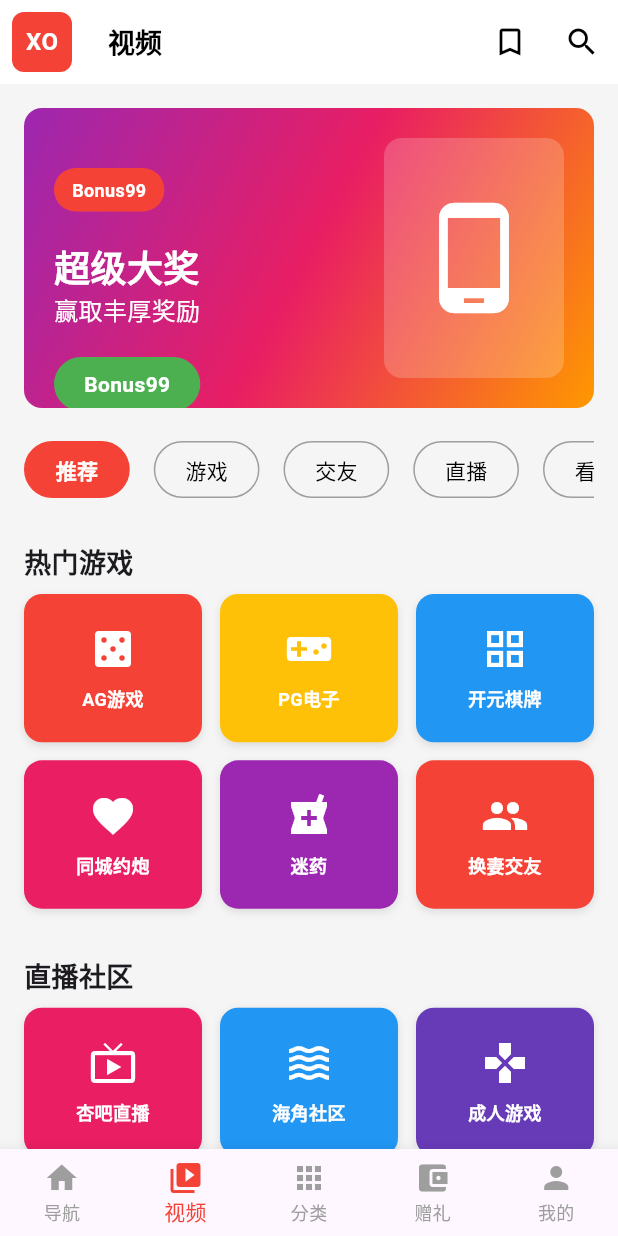
After one commit to qinlingms/hs_app, a Flutter app: the VideoPlatformPage screen opened directly, on a phone screen of 412 x 824 dp. The commit adds this screen. Run offline on Flutter 3.47's test engine with Material 3 defaults, Android fonts, the phone set to English and light mode, and no system bars; our stand-ins replace device_info_plus, dio, get_it, logger, shared_preferences; missing offline and left inert: encrypt; accounts and stored records are empty; network calls fail.

Commit message:
add页面

```diff
--- a/lib/pages/splash.dart
+++ b/lib/pages/splash.dart
@@ -4,6 +4,7 @@ import 'package:app_hs/http/mtls_http_client.dart';
 import 'package:app_hs/http/resp.dart';
 import 'package:app_hs/pages/example.dart';
 import 'package:app_hs/pages/home.dart';
+import 'package:app_hs/pages/video_platform_page.dart';
 import 'package:app_hs/service/device_identifier_service.dart';
 import 'package:app_hs/service_locator.dart';
 import 'package:app_hs/utils/aes_decryptor.dart';
@@ -164,7 +165,7 @@ class _SplashScreenState extends State<SplashScreen> {
     Navigator.pushReplacement(
       context,
       //MaterialPageRoute(builder: (context) => const HomePage()),
-      MaterialPageRoute(builder: (context) => const ExamplePage()),
+      MaterialPageRoute(builder: (context) => const VideoPlatformPage()),
     );
   }
 
--- /dev/null
+++ b/lib/pages/video_platform_page.dart
@@ -0,0 +1,520 @@
+import 'package:flutter/material.dart';
+import 'package:app_hs/log/logger.dart';
+
+class VideoPlatformPage extends StatefulWidget {
+  const VideoPlatformPage({super.key});
+
+  @override
+  State<VideoPlatformPage> createState() => _VideoPlatformPageState();
+}
+
+class _VideoPlatformPageState extends State<VideoPlatformPage> {
+  int _selectedIndex = 0;
+
+  final List<String> _tabTitles = ['推荐', '游戏', '交友', '直播', '看片'];
+
+  final List<Map<String, dynamic>> _gameItems = [
+    {'title': 'AG游戏', 'color': Colors.red, 'icon': Icons.casino},
+    {'title': 'PG电子', 'color': Colors.amber, 'icon': Icons.videogame_asset},
+    {'title': '开元棋牌', 'color': Colors.blue, 'icon': Icons.grid_view},
+    {'title': '同城约炮', 'color': Colors.pink, 'icon': Icons.favorite},
+    {'title': '迷药', 'color': Colors.purple, 'icon': Icons.local_pharmacy},
+    {'title': '换妻交友', 'color': Colors.red, 'icon': Icons.people},
+  ];
+
+  final List<Map<String, dynamic>> _liveItems = [
+    {'title': '杏吧直播', 'color': Colors.pink, 'icon': Icons.live_tv},
+    {'title': '海角社区', 'color': Colors.blue, 'icon': Icons.waves},
+    {'title': '成人游戏', 'color': Colors.deepPurple, 'icon': Icons.games},
+    {'title': '澳门新葡京', 'color': Colors.amber, 'icon': Icons.account_balance},
+    {'title': '妹团的约炮', 'color': Colors.pink, 'icon': Icons.group},
+    {'title': 'AI色色', 'color': Colors.purple, 'icon': Icons.smart_toy},
+  ];
+
+  @override
+  void initState() {
+    super.initState();
+    logger.d('VideoPlatformPage 初始化');
+  }
+
+  Widget _buildBannerSection() {
+    return Container(
+      height: 200,
+      margin: const EdgeInsets.all(16),
+      decoration: BoxDecoration(
+        borderRadius: BorderRadius.circular(12),
+        gradient: const LinearGradient(
+          colors: [Colors.purple, Colors.pink, Colors.orange],
+          begin: Alignment.topLeft,
+          end: Alignment.bottomRight,
+        ),
+      ),
+      child: Stack(
+        children: [
+          // 背景装饰
+          Positioned(
+            right: 20,
+            top: 20,
+            child: Container(
+              width: 120,
+              height: 160,
+              decoration: BoxDecoration(
+                color: Colors.white.withOpacity(0.2),
+                borderRadius: BorderRadius.circular(12),
+              ),
+              child: const Icon(
+                Icons.phone_android,
+                size: 80,
+                color: Colors.white,
+              ),
+            ),
+          ),
+          // 主要内容
+          Positioned(
+            left: 20,
+            top: 40,
+            child: Column(
+              crossAxisAlignment: CrossAxisAlignment.start,
+              children: [
+                Container(
+                  padding: const EdgeInsets.symmetric(horizontal: 12, vertical: 6),
+                  decoration: BoxDecoration(
+                    color: Colors.red,
+                    borderRadius: BorderRadius.circular(20),
+                  ),
+                  child: const Text(
+                    'Bonus99',
+                    style: TextStyle(
+                      color: Colors.white,
+                      fontWeight: FontWeight.bold,
+                      fontSize: 12,
+                    ),
+                  ),
+                ),
+                const SizedBox(height: 20),
+                const Text(
+                  '超级大奖',
+                  style: TextStyle(
+                    color: Colors.white,
+                    fontSize: 24,
+                    fontWeight: FontWeight.bold,
+                  ),
+                ),
+                const Text(
+                  '赢取丰厚奖励',
+                  style: TextStyle(
+                    color: Colors.white,
+                    fontSize: 16,
+                  ),
+                ),
+                const SizedBox(height: 20),
+                Container(
+                  padding: const EdgeInsets.symmetric(horizontal: 20, vertical: 8),
+                  decoration: BoxDecoration(
+                    color: Colors.green,
+                    borderRadius: BorderRadius.circular(25),
+                  ),
+                  child: const Text(
+                    'Bonus99',
+                    style: TextStyle(
+                      color: Colors.white,
+                      fontWeight: FontWeight.bold,
+                    ),
+                  ),
+                ),
+              ],
+            ),
+          ),
+        ],
+      ),
+    );
+  }
+
+  Widget _buildGridSection(String title, List<Map<String, dynamic>> items) {
+    return Column(
+      children: [
+        Padding(
+          padding: const EdgeInsets.symmetric(horizontal: 16, vertical: 8),
+          child: Row(
+            children: [
+              Text(
+                title,
+                style: const TextStyle(
+                  fontSize: 18,
+                  fontWeight: FontWeight.bold,
+                ),
+              ),
+            ],
+          ),
+        ),
+        Padding(
+          padding: const EdgeInsets.symmetric(horizontal: 16),
+          child: GridView.builder(
+            shrinkWrap: true,
+            physics: const NeverScrollableScrollPhysics(),
+            gridDelegate: const SliverGridDelegateWithFixedCrossAxisCount(
+              crossAxisCount: 3,
+              childAspectRatio: 1.2,
+              crossAxisSpacing: 12,
+              mainAxisSpacing: 12,
+            ),
+            itemCount: items.length,
+            itemBuilder: (context, index) {
+              final item = items[index];
+              return GestureDetector(
+                onTap: () {
+                  ScaffoldMessenger.of(context).showSnackBar(
+                    SnackBar(
+                      content: Text('点击了 ${item['title']}'),
+                      duration: const Duration(seconds: 1),
+                    ),
+                  );
+                },
+                child: Container(
+                  decoration: BoxDecoration(
+                    color: item['color'],
+                    borderRadius: BorderRadius.circular(12),
+                    boxShadow: [
+                      BoxShadow(
+                        color: Colors.black.withOpacity(0.1),
+                        blurRadius: 4,
+                        offset: const Offset(0, 2),
+                      ),
+                    ],
+                  ),
+                  child: Column(
+                    mainAxisAlignment: MainAxisAlignment.center,
+                    children: [
+                      Icon(
+                        item['icon'],
+                        size: 32,
+                        color: Colors.white,
+                      ),
+                      const SizedBox(height: 8),
+                      Text(
+                        item['title'],
+                        style: const TextStyle(
+                          color: Colors.white,
+                          fontSize: 12,
+                          fontWeight: FontWeight.bold,
+                        ),
+                        textAlign: TextAlign.center,
+                      ),
+                    ],
+                  ),
+                ),
+              );
+            },
+          ),
+        ),
+      ],
+    );
+  }
+
+  Widget _buildPromotionBanners() {
+    return Column(
+      children: [
+        // 第一行横幅
+        Container(
+          height: 100,
+          margin: const EdgeInsets.symmetric(horizontal: 16, vertical: 8),
+          decoration: BoxDecoration(
+            borderRadius: BorderRadius.circular(12),
+            gradient: const LinearGradient(
+              colors: [Colors.purple, Colors.blue],
+              begin: Alignment.centerLeft,
+              end: Alignment.centerRight,
+            ),
+          ),
+          child: const Center(
+            child: Text(
+              'PG娱乐广告PG娱乐广告',
+              style: TextStyle(
+                color: Colors.white,
+                fontSize: 16,
+                fontWeight: FontWeight.bold,
+              ),
+            ),
+          ),
+        ),
+        // 第二行两个并排的横幅
+        Row(
+          children: [
+            Expanded(
+              child: Container(
+                height: 120,
+                margin: const EdgeInsets.only(left: 16, right: 8, top: 8, bottom: 8),
+                decoration: BoxDecoration(
+                  borderRadius: BorderRadius.circular(12),
+                  gradient: const LinearGradient(
+                    colors: [Colors.green, Colors.teal],
+                    begin: Alignment.topLeft,
+                    end: Alignment.bottomRight,
+                  ),
+                ),
+                child: Stack(
+                  children: [
+                    const Positioned(
+                      left: 16,
+                      top: 16,
+                      child: Text(
+                        '30',
+                        style: TextStyle(
+                          color: Colors.white,
+                          fontSize: 32,
+                          fontWeight: FontWeight.bold,
+                        ),
+                      ),
+                    ),
+                    const Positioned(
+                      left: 16,
+                      bottom: 16,
+                      child: Text(
+                        '特别优惠',
+                        style: TextStyle(
+                          color: Colors.white,
+                          fontSize: 12,
+                        ),
+                      ),
+                    ),
+                    Positioned(
+                      right: 8,
+                      top: 8,
+                      child: Container(
+                        padding: const EdgeInsets.all(4),
+                        decoration: const BoxDecoration(
+                          color: Colors.black54,
+                          shape: BoxShape.circle,
+                        ),
+                        child: const Text(
+                          'SC',
+                          style: TextStyle(
+                            color: Colors.white,
+                            fontSize: 10,
+                            fontWeight: FontWeight.bold,
+                          ),
+                        ),
+                      ),
+                    ),
+                  ],
+                ),
+              ),
+            ),
+            Expanded(
+              child: Container(
+                height: 120,
+                margin: const EdgeInsets.only(left: 8, right: 16, top: 8, bottom: 8),
+                decoration: BoxDecoration(
+                  borderRadius: BorderRadius.circular(12),
+                  gradient: const LinearGradient(
+                    colors: [Colors.orange, Colors.red],
+                    begin: Alignment.topLeft,
+                    end: Alignment.bottomRight,
+                  ),
+                ),
+                child: Stack(
+                  children: [
+                    const Positioned(
+                      left: 16,
+                      top: 16,
+                      child: Text(
+                        '30',
+                        style: TextStyle(
+                          color: Colors.white,
+                          fontSize: 32,
+                          fontWeight: FontWeight.bold,
+                        ),
+                      ),
+                    ),
+                    const Positioned(
+                      left: 16,
+                      bottom: 16,
+                      child: Text(
+                        '限时活动',
+                        style: TextStyle(
+                          color: Colors.white,
+                          fontSize: 12,
+                        ),
+                      ),
+                    ),
+                    Positioned(
+                      right: 8,
+                      top: 8,
+                      child: Container(
+                        padding: const EdgeInsets.all(4),
+                        decoration: const BoxDecoration(
+                          color: Colors.black54,
+                          shape: BoxShape.circle,
+                        ),
+                        child: const Text(
+                          'SC',
+                          style: TextStyle(
+                            color: Colors.white,
+                            fontSize: 10,
+                            fontWeight: FontWeight.bold,
+                          ),
+                        ),
+                      ),
+                    ),
+                  ],
+                ),
+              ),
+            ),
+          ],
+        ),
+      ],
+    );
+  }
+
+  @override
+  Widget build(BuildContext context) {
+    return Scaffold(
+      backgroundColor: Colors.grey[100],
+      appBar: AppBar(
+        backgroundColor: Colors.white,
+        elevation: 0,
+        leading: Padding(
+          padding: const EdgeInsets.all(8.0),
+          child: Container(
+            decoration: BoxDecoration(
+              color: Colors.red,
+              borderRadius: BorderRadius.circular(8),
+            ),
+            child: const Center(
+              child: Text(
+                'XO',
+                style: TextStyle(
+                  color: Colors.white,
+                  fontWeight: FontWeight.bold,
+                  fontSize: 16,
+                ),
+              ),
+            ),
+          ),
+        ),
+        title: const Text(
+          '视频',
+          style: TextStyle(
+            color: Colors.black,
+            fontSize: 18,
+            fontWeight: FontWeight.bold,
+          ),
+        ),
+        actions: [
+          IconButton(
+            icon: const Icon(Icons.bookmark_border, color: Colors.black),
+            onPressed: () {},
+          ),
+          IconButton(
+            icon: const Icon(Icons.search, color: Colors.black),
+            onPressed: () {},
+          ),
+        ],
+      ),
+      body: SingleChildScrollView(
+        child: Column(
+          children: [
+            // 顶部横幅
+            _buildBannerSection(),
+
+            // 标签栏
+            Container(
+              height: 50,
+              padding: const EdgeInsets.symmetric(horizontal: 16),
+              child: SingleChildScrollView(
+                scrollDirection: Axis.horizontal,
+                child: Row(
+                  children: _tabTitles.asMap().entries.map((entry) {
+                    int index = entry.key;
+                    String title = entry.value;
+                    bool isSelected = index == _selectedIndex;
+
+                    return GestureDetector(
+                      onTap: () {
+                        setState(() {
+                          _selectedIndex = index;
+                        });
+                      },
+                      child: Container(
+                        padding: const EdgeInsets.symmetric(horizontal: 20, vertical: 8),
+                        margin: const EdgeInsets.only(right: 16),
+                        decoration: BoxDecoration(
+                          color: isSelected ? Colors.red : Colors.transparent,
+                          borderRadius: BorderRadius.circular(20),
+                          border: Border.all(
+                            color: isSelected ? Colors.red : Colors.grey,
+                            width: 1,
+                          ),
+                        ),
+                        child: Text(
+                          title,
+                          style: TextStyle(
+                            color: isSelected ? Colors.white : Colors.black,
+                            fontWeight: isSelected ? FontWeight.bold : FontWeight.normal,
+                          ),
+                        ),
+                      ),
+                    );
+                  }).toList(),
+                ),
+              ),
+            ),
+
+            const SizedBox(height: 16),
+
+            // 游戏网格
+            _buildGridSection('热门游戏', _gameItems),
+
+            const SizedBox(height: 24),
+
+            // 直播网格
+            _buildGridSection('直播社区', _liveItems),
+
+            const SizedBox(height: 24),
+
+            // 推广横幅
+            _buildPromotionBanners(),
+
+            const SizedBox(height: 100), // 底部间距
+          ],
+        ),
+      ),
+      bottomNavigationBar: BottomNavigationBar(
+        type: BottomNavigationBarType.fixed,
+        selectedItemColor: Colors.red,
+        unselectedItemColor: Colors.grey,
+        currentIndex: 1, // 设置当前选中视频tab
+        items: const [
+          BottomNavigationBarItem(
+            icon: Icon(Icons.home),
+            label: '导航',
+          ),
+          BottomNavigationBarItem(
+            icon: Icon(Icons.video_library),
+            label: '视频',
+          ),
+          BottomNavigationBarItem(
+            icon: Icon(Icons.apps),
+            label: '分类',
+          ),
+          BottomNavigationBarItem(
+            icon: Icon(Icons.account_balance_wallet),
+            label: '赠礼',
+          ),
+          BottomNavigationBarItem(
+            icon: Icon(Icons.person),
+            label: '我的',
+          ),
+        ],
+        onTap: (index) {
+          ScaffoldMessenger.of(context).showSnackBar(
+            SnackBar(
+              content: Text('点击了底部导航第${index + 1}项'),
+              duration: const Duration(seconds: 1),
+            ),
+          );
+        },
+      ),
+    );
+  }
+}
```
